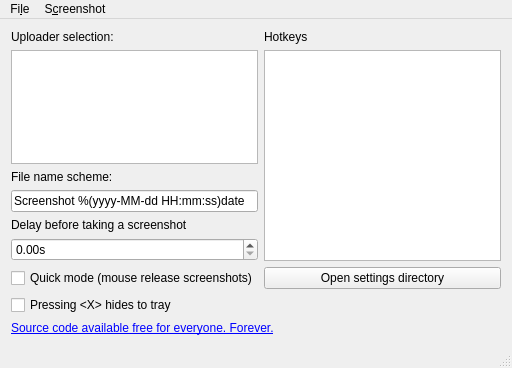
This is mainwindow.ui in ArsenArsen/KShare as Qt 5 draws it before an edit. The edited form follows.
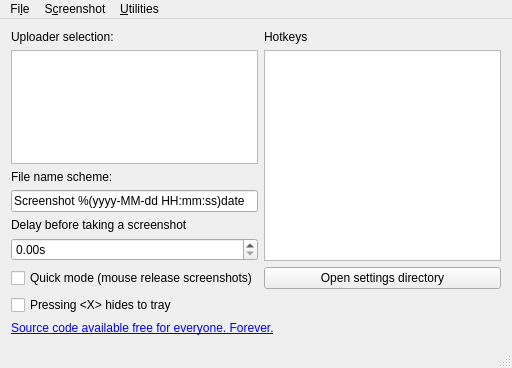
This is the edited form. Icons and pictures are not drawn.

Diff of the .ui file:
```diff
--- a/mainwindow.ui
+++ b/mainwindow.ui
@@ -136,8 +136,15 @@
     <addaction name="actionFullscreen"/>
     <addaction name="actionArea"/>
    </widget>
+   <widget class="QMenu" name="menuUtilities">
+    <property name="title">
+     <string>&amp;Utilities</string>
+    </property>
+    <addaction name="actionColor_Picker"/>
+   </widget>
    <addaction name="menuFile"/>
    <addaction name="menuScreenshot"/>
+   <addaction name="menuUtilities"/>
   </widget>
   <widget class="QStatusBar" name="statusBar"/>
   <action name="actionQuit">
```
Left out of the diff: 5 changed lines with no effect on the pictures.
